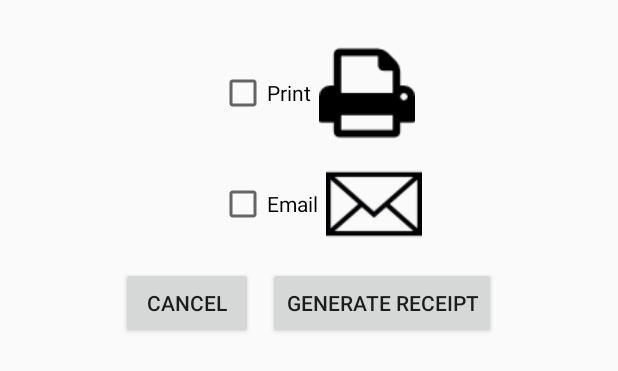
After one commit to JeffersonMcC/PersonalTrainerCustomerManagement, an Android app: the layout fragment_client_payment_receipt.xml on its own in the app's theme, with its tools: preview values and no code run, on a phone screen of 412 x 824 dp. The commit adds this screen. Shown: the top 371 px of the screen. Run offline under Robolectric (Android 15) with nearby library versions, the phone set to English and light mode, and no system bars.

Commit message:
added fragment_client_payment_receipt

```diff
--- a/app/src/main/res/layout/fragment_client_payment.xml
+++ b/app/src/main/res/layout/fragment_client_payment.xml
@@ -46,7 +46,7 @@
             android:text="Cash"
             android:id="@+id/cash_payment_label"
             android:layout_alignTop="@id/cash_icon_image_view"
-            android:layout_toRightOf="@id/cash_icon_image_view"
+            android:layout_toRightOf="@+id/cash_icon_image_view"
             android:layout_toEndOf="@+id/cash_icon_image_view"
             android:layout_marginTop="21dp"/>
 
--- /dev/null
+++ b/app/src/main/res/layout/fragment_client_payment_receipt.xml
@@ -0,0 +1,99 @@
+<?xml version="1.0" encoding="utf-8"?>
+<LinearLayout xmlns:android="http://schemas.android.com/apk/res/android"
+              android:layout_width="match_parent"
+              android:layout_height="match_parent"
+              android:orientation="vertical">
+
+    <RelativeLayout
+        android:layout_width="179dp"
+        android:layout_height="wrap_content"
+        android:layout_marginTop="30dp"
+        android:paddingLeft="30dp"
+        android:layout_gravity="center">
+
+        <CheckBox   android:id="@+id/print_receipt_checkbox"
+            android:layout_width="wrap_content"
+            android:layout_height="wrap_content"
+            android:drawableRight="@drawable/printing_tool_64px"
+            android:drawableEnd="@drawable/printing_tool_64px"
+            android:drawablePadding="5dp"
+            android:text="@string/print_receipt_label_text_view"/>
+
+        <CheckBox
+            android:layout_width="wrap_content"
+            android:layout_height="wrap_content"
+            android:layout_below="@id/print_receipt_checkbox"
+            android:layout_marginTop="10dp"
+            android:drawableRight="@drawable/e_mail_envelope_64px"
+            android:drawableEnd="@drawable/e_mail_envelope_64px"
+            android:drawablePadding="5dp"
+            android:text="@string/email_receipt_label_text_view"/>
+                    <!--
+            android:layout_toLeftOf="@id/printer_icon_image_view"
+            android:layout_toStartOf="@id/printer_icon_image_view"
+            android:layout_alignTop="@id/printer_icon_image_view"
+            android:layout_marginTop="21dp"/>
+            -->
+
+        <!--
+        <ImageView
+            android:id="@+id/printer_icon_image_view"
+            android:layout_width="60dp"
+            android:layout_height="60dp"
+            android:layout_marginBottom="20dp"
+            android:scaleType="fitXY"
+            android:src="@drawable/printing_tool"
+            />
+
+        <TextView
+            android:layout_width="wrap_content"
+            android:layout_height="wrap_content"
+            android:layout_alignTop="@id/printer_icon_image_view"
+            android:layout_marginTop="21dp"
+            android:layout_toEndOf="@id/printer_icon_image_view"
+            android:layout_toRightOf="@id/printer_icon_image_view"
+            android:text="@string/print_receipt_label_text_view"
+            android:textAppearance="?android:attr/textAppearanceLarge"
+            android:layout_marginLeft="10dp"/>
+
+        <ImageView
+            android:id="@+id/email_icon_image_view"
+            android:layout_width="60dp"
+            android:layout_height="60dp"
+            android:scaleType="fitXY"
+            android:layout_below="@id/printer_icon_image_view"
+            android:src="@drawable/e_mail_envelope"/>
+
+        <TextView
+            android:layout_width="wrap_content"
+            android:layout_height="wrap_content"
+            android:layout_alignTop="@id/email_icon_image_view"
+            android:layout_marginTop="21dp"
+            android:layout_toEndOf="@id/email_icon_image_view"
+            android:layout_toRightOf="@id/email_icon_image_view"
+            android:text="@string/email_receipt_label_text_view"
+            android:textAppearance="?android:attr/textAppearanceLarge"
+            android:layout_marginLeft="10dp"/>
+-->
+    </RelativeLayout>
+
+    <LinearLayout
+        android:layout_width="wrap_content"
+        android:layout_height="wrap_content"
+        android:orientation="horizontal"
+        android:layout_marginTop="10dp"
+        android:layout_gravity="center">
+
+        <Button android:id="@+id/cancel_receipt_button"
+            android:layout_width="wrap_content"
+            android:layout_height="wrap_content"
+            android:text="@string/cancel_button"
+            android:layout_marginRight="10dp"/>
+
+        <Button android:id="@+id/generate_receipt_button"
+            android:layout_width="wrap_content"
+            android:layout_height="wrap_content"
+            android:text="@string/generate_recipt_label_button"/>
+
+    </LinearLayout>
+</LinearLayout>
--- a/app/src/main/res/values/strings.xml
+++ b/app/src/main/res/values/strings.xml
@@ -17,4 +17,11 @@
     <string name="credit_card_payment">Credit card</string>
     <string name="cash_payment">Cash</string>
     <string name="add_contact">Add contact</string>
+    <string name="client_session_title_edit_text">Title:</string>
+    <string name="client_session_description_edit_text">Description: </string>
+    <string name="cancel_button">Cancel</string>
+    <string name="ok_button">Ok</string>
+    <string name="print_receipt_label_text_view">Print</string>
+    <string name="email_receipt_label_text_view">Email</string>
+    <string name="generate_recipt_label_button">Generate receipt</string>
 </resources>
```
Also changed, not shown: app/src/main/res/layout/fragment_client_sessions_add_sessions.xml (+42 -1 lines), app/src/main/res/drawable/e_mail_envelope_64px.png (added), app/src/main/res/drawable/printing_tool_64px.png (added).
